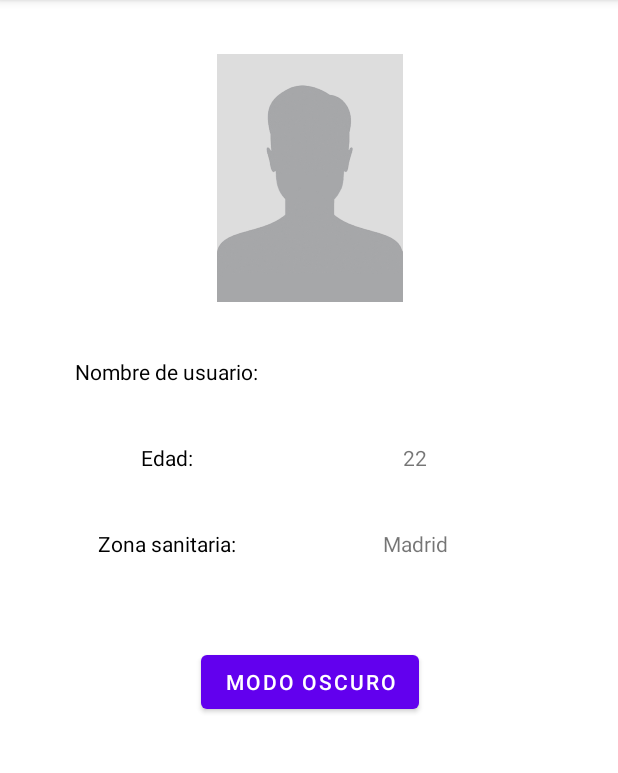
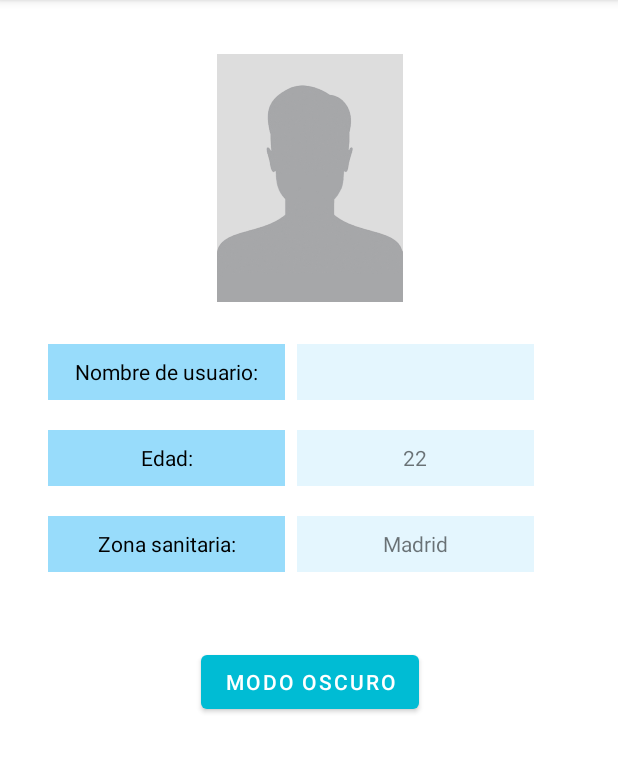
Before and after one commit to aitorortega03/PracticaProcesos, an Android app: the profileFragment screen opened through its navigation route, on a phone screen of 412 x 824 dp, the part 84-857 px from its top. Run offline under Robolectric (Android 15) with nearby library versions, the phone set to English and light mode, and no system bars.

Commit message:
Cambio de color de los botones

```diff
--- a/app/src/main/res/layout/activity_main.xml
+++ b/app/src/main/res/layout/activity_main.xml
@@ -13,6 +13,6 @@
         android:layout_height="match_parent"
         app:defaultNavHost="true"
         app:navGraph="@navigation/navigator"
-        tools:layout_editor_absoluteX="173dp"
-        tools:layout_editor_absoluteY="373dp" />
+        tools:layout_editor_absoluteX="74dp"
+        tools:layout_editor_absoluteY="310dp" />
 </androidx.constraintlayout.widget.ConstraintLayout>
--- a/app/src/main/res/layout/fragment_main.xml
+++ b/app/src/main/res/layout/fragment_main.xml
@@ -19,6 +19,7 @@
         android:layout_marginBottom="229dp"
         android:hint="@string/profile_button"
         android:text="@string/profile_button"
+        app:backgroundTint="#00BCD4"
         app:layout_constraintBottom_toBottomOf="parent"
         app:layout_constraintEnd_toStartOf="@+id/btnHelp"
         app:layout_constraintHorizontal_bias="0.5"
@@ -35,6 +36,7 @@
         android:layout_marginBottom="229dp"
         android:hint="@string/help_button"
         android:text="@string/help_button"
+        app:backgroundTint="#00BCD4"
         app:layout_constraintBottom_toBottomOf="parent"
         app:layout_constraintEnd_toEndOf="parent"
         app:layout_constraintHorizontal_bias="0.5"
@@ -51,6 +53,7 @@
         android:layout_marginBottom="229dp"
         android:hint="@string/data_button"
         android:text="@string/data_button"
+        app:backgroundTint="#00BCD4"
         app:layout_constraintBottom_toBottomOf="parent"
         app:layout_constraintEnd_toStartOf="@+id/btnProfile"
         app:layout_constraintHorizontal_bias="0.5"
--- a/app/src/main/res/layout/fragment_profile.xml
+++ b/app/src/main/res/layout/fragment_profile.xml
@@ -14,6 +14,7 @@
         android:layout_marginStart="8dp"
         android:layout_marginLeft="8dp"
         android:layout_marginTop="20dp"
+        android:background="#1B03A9F4"
         android:gravity="center"
         android:text="22"
         app:layout_constraintEnd_toEndOf="parent"
@@ -28,6 +29,7 @@
         android:layout_marginStart="8dp"
         android:layout_marginLeft="8dp"
         android:layout_marginTop="20dp"
+        android:background="#1B03A9F4"
         android:gravity="center"
         android:text="Madrid"
         app:layout_constraintEnd_toEndOf="parent"
@@ -43,6 +45,7 @@
         android:layout_marginStart="32dp"
         android:layout_marginLeft="32dp"
         android:layout_marginTop="20dp"
+        android:background="#6803A9F4"
         android:gravity="center"
         android:text="Zona sanitaria:"
         android:textColor="#000000"
@@ -57,6 +60,7 @@
         android:layout_marginStart="32dp"
         android:layout_marginLeft="32dp"
         android:layout_marginTop="20dp"
+        android:background="#6803A9F4"
         android:gravity="center"
         android:text="Edad:"
         android:textColor="#000000"
@@ -82,6 +86,7 @@
         android:layout_marginStart="32dp"
         android:layout_marginLeft="32dp"
         android:layout_marginTop="28dp"
+        android:background="#6803A9F4"
         android:gravity="center"
         android:text="Nombre de usuario:"
         android:textColor="#000000"
@@ -95,6 +100,7 @@
         android:layout_marginStart="8dp"
         android:layout_marginLeft="8dp"
         android:layout_marginTop="28dp"
+        android:background="#1B03A9F4"
         android:gravity="center"
         android:text="nick del login"
         app:layout_constraintEnd_toEndOf="parent"
@@ -110,6 +116,7 @@
         android:layout_marginLeft="134dp"
         android:layout_marginTop="49dp"
         android:text="Modo Oscuro"
+        app:backgroundTint="#00BCD4"
         app:layout_constraintStart_toStartOf="parent"
         app:layout_constraintTop_toBottomOf="@+id/textView6" />
 
```
Also changed, not shown: app/src/main/res/layout/fragment_datos_maps.xml (+8 -0 lines), app/src/main/res/layout/fragment_inicio_sesion.xml (+6 -2 lines).
